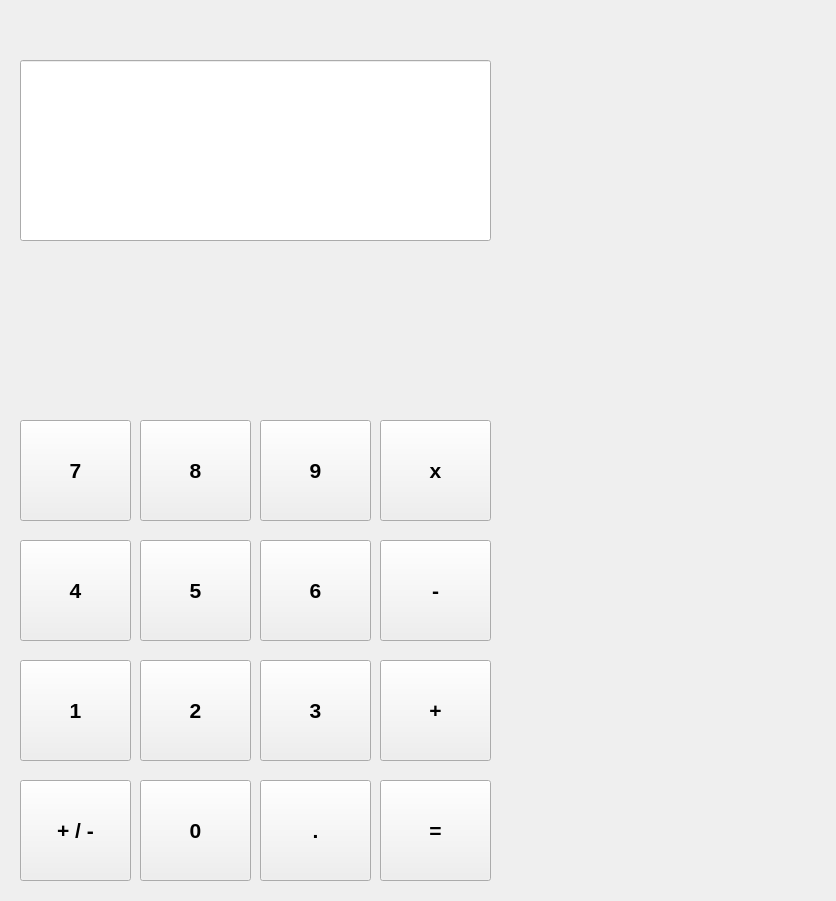
This is calculator_gui.ui in ysabum/project-calculator as Qt 5 draws it before an edit. The edited form follows.
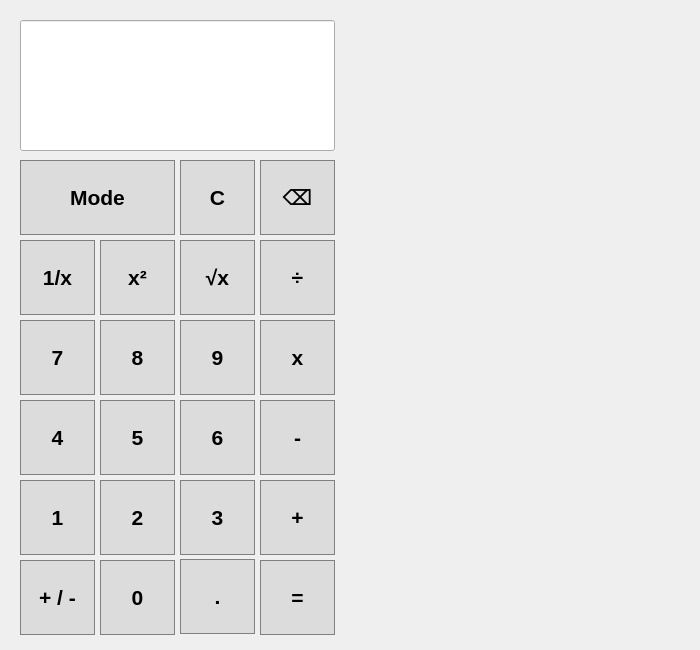
This is the edited form.

What changed in the file:
```diff
--- a/calculator_gui.ui
+++ b/calculator_gui.ui
@@ -6,10 +6,22 @@
    <rect>
     <x>0</x>
     <y>0</y>
-    <width>836</width>
-    <height>901</height>
+    <width>700</width>
+    <height>650</height>
    </rect>
   </property>
+  <property name="minimumSize">
+   <size>
+    <width>700</width>
+    <height>650</height>
+   </size>
+  </property>
+  <property name="maximumSize">
+   <size>
+    <width>700</width>
+    <height>650</height>
+   </size>
+  </property>
   <property name="windowTitle">
    <string>Form</string>
   </property>
@@ -17,19 +29,35 @@
    <property name="geometry">
     <rect>
      <x>20</x>
-     <y>60</y>
-     <width>471</width>
-     <height>181</height>
+     <y>20</y>
+     <width>315</width>
+     <height>131</height>
     </rect>
    </property>
+   <property name="font">
+    <font>
+     <pointsize>28</pointsize>
+     <weight>75</weight>
+     <bold>true</bold>
+    </font>
+   </property>
+   <property name="text">
+    <string/>
+   </property>
+   <property name="alignment">
+    <set>Qt::AlignRight|Qt::AlignTrailing|Qt::AlignVCenter</set>
+   </property>
+   <property name="readOnly">
+    <bool>true</bool>
+   </property>
   </widget>
   <widget class="QPushButton" name="calculator_push7">
    <property name="geometry">
     <rect>
      <x>20</x>
-     <y>420</y>
-     <width>111</width>
-     <height>101</height>
+     <y>320</y>
+     <width>75</width>
+     <height>75</height>
     </rect>
    </property>
    <property name="font">
@@ -39,17 +67,30 @@
      <bold>true</bold>
     </font>
    </property>
+   <property name="styleSheet">
+    <string notr="true">QPushButton{background-color: rgb(220, 220, 220); border: 1px solid gray;}
+QPushButton:hover {background-color: rgb(198, 198, 198)}</string>
+   </property>
    <property name="text">
     <string>7</string>
    </property>
+   <property name="checkable">
+    <bool>true</bool>
+   </property>
+   <property name="checked">
+    <bool>false</bool>
+   </property>
+   <attribute name="buttonGroup">
+    <string notr="true">calculator_pushNumeric_buttonGroup</string>
+   </attribute>
   </widget>
   <widget class="QPushButton" name="calculator_push8">
    <property name="geometry">
     <rect>
-     <x>140</x>
-     <y>420</y>
-     <width>111</width>
-     <height>101</height>
+     <x>100</x>
+     <y>320</y>
+     <width>75</width>
+     <height>75</height>
     </rect>
    </property>
    <property name="font">
@@ -59,17 +100,30 @@
      <bold>true</bold>
     </font>
    </property>
+   <property name="styleSheet">
+    <string notr="true">QPushButton{background-color: rgb(220, 220, 220); border: 1px solid gray;}
+QPushButton:hover {background-color: rgb(198, 198, 198)}</string>
+   </property>
    <property name="text">
     <string>8</string>
    </property>
+   <property name="checkable">
+    <bool>true</bool>
+   </property>
+   <property name="checked">
+    <bool>false</bool>
+   </property>
+   <attribute name="buttonGroup">
+    <string notr="true">calculator_pushNumeric_buttonGroup</string>
+   </attribute>
   </widget>
   <widget class="QPushButton" name="calculator_push9">
    <property name="geometry">
     <rect>
-     <x>260</x>
-     <y>420</y>
-     <width>111</width>
-     <height>101</height>
+     <x>180</x>
+     <y>320</y>
+     <width>75</width>
+     <height>75</height>
     </rect>
    </property>
    <property name="font">
@@ -79,17 +133,30 @@
      <bold>true</bold>
     </font>
    </property>
+   <property name="styleSheet">
+    <string notr="true">QPushButton{background-color: rgb(220, 220, 220); border: 1px solid gray;}
+QPushButton:hover {background-color: rgb(198, 198, 198)}</string>
+   </property>
    <property name="text">
     <string>9</string>
    </property>
+   <property name="checkable">
+    <bool>true</bool>
+   </property>
+   <property name="checked">
+    <bool>false</bool>
+   </property>
+   <attribute name="buttonGroup">
+    <string notr="true">calculator_pushNumeric_buttonGroup</string>
+   </attribute>
   </widget>
   <widget class="QPushButton" name="calculator_push6">
    <property name="geometry">
     <rect>
-     <x>260</x>
-     <y>540</y>
-     <width>111</width>
-     <height>101</height>
+     <x>180</x>
+     <y>400</y>
+     <width>75</width>
+     <height>75</height>
     </rect>
    </property>
    <property name="font">
@@ -99,17 +166,30 @@
      <bold>true</bold>
     </font>
    </property>
+   <property name="styleSheet">
+    <string notr="true">QPushButton{background-color: rgb(220, 220, 220); border: 1px solid gray;}
+QPushButton:hover {background-color: rgb(198, 198, 198)}</string>
+   </property>
    <property name="text">
     <string>6</string>
    </property>
+   <property name="checkable">
+    <bool>true</bool>
+   </property>
+   <property name="checked">
+    <bool>false</bool>
+   </property>
+   <attribute name="buttonGroup">
+    <string notr="true">calculator_pushNumeric_buttonGroup</string>
+   </attribute>
   </widget>
   <widget class="QPushButton" name="calculator_push4">
    <property name="geometry">
     <rect>
      <x>20</x>
-     <y>540</y>
-     <width>111</width>
-     <height>101</height>
+     <y>400</y>
+     <width>75</width>
+     <height>75</height>
     </rect>
    </property>
    <property name="font">
@@ -119,17 +199,30 @@
      <bold>true</bold>
     </font>
    </property>
+   <property name="styleSheet">
+    <string notr="true">QPushButton{background-color: rgb(220, 220, 220); border: 1px solid gray;}
+QPushButton:hover {background-color: rgb(198, 198, 198)}</string>
+   </property>
    <property name="text">
     <string>4</string>
    </property>
+   <property name="checkable">
+    <bool>true</bool>
+   </property>
+   <property name="checked">
+    <bool>false</bool>
+   </property>
+   <attribute name="buttonGroup">
+    <string notr="true">calculator_pushNumeric_buttonGroup</string>
+   </attribute>
   </widget>
   <widget class="QPushButton" name="calculator_push5">
    <property name="geometry">
     <rect>
-     <x>140</x>
-     <y>540</y>
-     <width>111</width>
-     <height>101</height>
+     <x>100</x>
+     <y>400</y>
+     <width>75</width>
+     <height>75</height>
     </rect>
    </property>
    <property name="font">
@@ -139,17 +232,30 @@
      <bold>true</bold>
     </font>
    </property>
+   <property name="styleSheet">
+    <string notr="true">QPushButton{background-color: rgb(220, 220, 220); border: 1px solid gray;}
+QPushButton:hover {background-color: rgb(198, 198, 198)}</string>
+   </property>
    <property name="text">
     <string>5</string>
    </property>
+   <property name="checkable">
+    <bool>true</bool>
+   </property>
+   <property name="checked">
+    <bool>false</bool>
+   </property>
+   <attribute name="buttonGroup">
+    <string notr="true">calculator_pushNumeric_buttonGroup</string>
+   </attribute>
   </widget>
   <widget class="QPushButton" name="calculator_push3">
    <property name="geometry">
     <rect>
-     <x>260</x>
-     <y>660</y>
-     <width>111</width>
-     <height>101</height>
+     <x>180</x>
+     <y>480</y>
+     <width>75</width>
+     <height>75</height>
     </rect>
    </property>
    <property name="font">
@@ -159,17 +265,30 @@
      <bold>true</bold>
     </font>
    </property>
+   <property name="styleSheet">
+    <string notr="true">QPushButton{background-color: rgb(220, 220, 220); border: 1px solid gray;}
+QPushButton:hover {background-color: rgb(198, 198, 198)}</string>
+   </property>
    <property name="text">
     <string>3</string>
    </property>
+   <property name="checkable">
+    <bool>true</bool>
+   </property>
+   <property name="checked">
+    <bool>false</bool>
+   </property>
+   <attribute name="buttonGroup">
+    <string notr="true">calculator_pushNumeric_buttonGroup</string>
+   </attribute>
   </widget>
   <widget class="QPushButton" name="calculator_push1">
    <property name="geometry">
     <rect>
      <x>20</x>
-     <y>660</y>
-     <width>111</width>
-     <height>101</height>
+     <y>480</y>
+     <width>75</width>
+     <height>75</height>
     </rect>
    </property>
    <property name="font">
@@ -179,17 +298,30 @@
      <bold>true</bold>
     </font>
    </property>
+   <property name="styleSheet">
+    <string notr="true">QPushButton{background-color: rgb(220, 220, 220); border: 1px solid gray;}
+QPushButton:hover {background-color: rgb(198, 198, 198)}</string>
+   </property>
    <property name="text">
     <string>1</string>
    </property>
+   <property name="checkable">
+    <bool>true</bool>
+   </property>
+   <property name="checked">
+    <bool>false</bool>
+   </property>
+   <attribute name="buttonGroup">
+    <string notr="true">calculator_pushNumeric_buttonGroup</string>
+   </attribute>
   </widget>
   <widget class="QPushButton" name="calculator_push2">
    <property name="geometry">
     <rect>
-     <x>140</x>
-     <y>660</y>
-     <width>111</width>
-     <height>101</height>
+     <x>100</x>
+     <y>480</y>
+     <width>75</width>
+     <height>75</height>
     </rect>
    </property>
    <property name="font">
@@ -199,17 +331,30 @@
      <bold>true</bold>
     </font>
    </property>
+   <property name="styleSheet">
+    <string notr="true">QPushButton{background-color: rgb(220, 220, 220); border: 1px solid gray;}
+QPushButton:hover {background-color: rgb(198, 198, 198)}</string>
+   </property>
    <property name="text">
     <string>2</string>
    </property>
+   <property name="checkable">
+    <bool>true</bool>
+   </property>
+   <property name="checked">
+    <bool>false</bool>
+   </property>
+   <attribute name="buttonGroup">
+    <string notr="true">calculator_pushNumeric_buttonGroup</string>
+   </attribute>
   </widget>
   <widget class="QPushButton" name="calculator_pushTurnNegative">
    <property name="geometry">
     <rect>
      <x>20</x>
-     <y>780</y>
-     <width>111</width>
-     <height>101</height>
+     <y>560</y>
+     <width>75</width>
+     <height>75</height>
     </rect>
    </property>
    <property name="font">
@@ -219,19 +364,44 @@
      <bold>true</bold>
     </font>
    </property>
+   <property name="styleSheet">
+    <string notr="true">QPushButton{background-color: rgb(220, 220, 220); border: 1px solid gray;}
+QPushButton:hover {background-color: rgb(198, 198, 198)}</string>
+   </property>
    <property name="text">
     <string>+ / -</string>
    </property>
+   <property name="checkable">
+    <bool>true</bool>
+   </property>
+   <property name="checked">
+    <bool>false</bool>
+   </property>
+   <attribute name="buttonGroup">
+    <string notr="true">calculator_pushNumeric_buttonGroup</string>
+   </attribute>
   </widget>
   <widget class="QPushButton" name="calculator_push0">
    <property name="geometry">
     <rect>
-     <x>140</x>
-     <y>780</y>
-     <width>111</width>
-     <height>101</height>
+     <x>100</x>
+     <y>560</y>
+     <width>75</width>
+     <height>75</height>
     </rect>
    </property>
+   <property name="minimumSize">
+    <size>
+     <width>0</width>
+     <height>0</height>
+    </size>
+   </property>
+   <property name="maximumSize">
+    <size>
+     <width>80</width>
+     <height>80</height>
+    </size>
+   </property>
    <property name="font">
     <font>
      <pointsize>16</pointsize>
@@ -239,17 +409,30 @@
      <bold>true</bold>
     </font>
    </property>
+   <property name="styleSheet">
+    <string notr="true">QPushButton{background-color: rgb(220, 220, 220); border: 1px solid gray;}
+QPushButton:hover {background-color: rgb(198, 198, 198)}</string>
+   </property>
    <property name="text">
     <string>0</string>
    </property>
+   <property name="checkable">
+    <bool>true</bool>
+   </property>
+   <property name="checked">
+    <bool>false</bool>
+   </property>
+   <attribute name="buttonGroup">
+    <string notr="true">calculator_pushNumeric_buttonGroup</string>
+   </attribute>
   </widget>
   <widget class="QPushButton" name="calculator_pushDecimal">
    <property name="geometry">
     <rect>
-     <x>260</x>
-     <y>780</y>
-     <width>111</width>
-     <height>101</height>
+     <x>180</x>
+     <y>559</y>
+     <width>75</width>
+     <height>75</height>
     </rect>
    </property>
    <property name="font">
@@ -259,17 +442,30 @@
      <bold>true</bold>
     </font>
    </property>
+   <property name="styleSheet">
+    <string notr="true">QPushButton{background-color: rgb(220, 220, 220); border: 1px solid gray;}
+QPushButton:hover {background-color: rgb(198, 198, 198)}</string>
+   </property>
    <property name="text">
     <string>.</string>
    </property>
+   <property name="checkable">
+    <bool>true</bool>
+   </property>
+   <property name="checked">
+    <bool>false</bool>
+   </property>
+   <attribute name="buttonGroup">
+    <string notr="true">calculator_pushNumeric_buttonGroup</string>
+   </attribute>
   </widget>
   <widget class="QPushButton" name="calculator_pushMultiply">
    <property name="geometry">
     <rect>
-     <x>380</x>
-     <y>420</y>
-     <width>111</width>
-     <height>101</height>
+     <x>260</x>
+     <y>320</y>
+     <width>75</width>
+     <height>75</height>
     </rect>
    </property>
    <property name="font">
@@ -279,17 +475,30 @@
      <bold>true</bold>
     </font>
    </property>
+   <property name="styleSheet">
+    <string notr="true">QPushButton{background-color: rgb(220, 220, 220); border: 1px solid gray;}
+QPushButton:hover {background-color: rgb(198, 198, 198)}</string>
+   </property>
    <property name="text">
     <string>x</string>
    </property>
+   <property name="checkable">
+    <bool>true</bool>
+   </property>
+   <property name="checked">
+    <bool>false</bool>
+   </property>
+   <attribute name="buttonGroup">
+    <string notr="true">calculator_pushBasicOperator_buttonGroup</string>
+   </attribute>
   </widget>
   <widget class="QPushButton" name="calculator_pushCalculate">
    <property name="geometry">
     <rect>
-     <x>380</x>
-     <y>780</y>
-     <width>111</width>
-     <height>101</height>
+     <x>260</x>
+     <y>560</y>
+     <width>75</width>
+     <height>75</height>
     </rect>
    </property>
    <property name="font">
@@ -299,17 +508,27 @@
      <bold>true</bold>
     </font>
    </property>
+   <property name="styleSheet">
+    <string notr="true">QPushButton{background-color: rgb(220, 220, 220); border: 1px solid gray;}
+QPushButton:hover {background-color: rgb(198, 198, 198)}</string>
+   </property>
    <property name="text">
     <string>=</string>
    </property>
+   <property name="checkable">
+    <bool>true</bool>
+   </property>
+   <property name="checked">
+    <bool>false</bool>
+   </property>
   </widget>
   <widget class="QPushButton" name="calculator_pushSubtract">
    <property name="geometry">
     <rect>
-     <x>380</x>
-     <y>540</y>
-     <width>111</width>
-     <height>101</height>
+     <x>260</x>
+     <y>400</y>
+     <width>75</width>
+     <height>75</height>
     </rect>
    </property>
    <property name="font">
@@ -319,17 +538,30 @@
      <bold>true</bold>
     </font>
    </property>
+   <property name="styleSheet">
+    <string notr="true">QPushButton{background-color: rgb(220, 220, 220); border: 1px solid gray;}
+QPushButton:hover {background-color: rgb(198, 198, 198)}</string>
+   </property>
    <property name="text">
     <string>-</string>
    </property>
+   <property name="checkable">
+    <bool>true</bool>
+   </property>
+   <property name="checked">
+    <bool>false</bool>
+   </property>
+   <attribute name="buttonGroup">
+    <string notr="true">calculator_pushBasicOperator_buttonGroup</string>
+   </attribute>
   </widget>
   <widget class="QPushButton" name="calculator_pushAddition">
    <property name="geometry">
     <rect>
-     <x>380</x>
-     <y>660</y>
-     <width>111</width>
-     <height>101</height>
+     <x>260</x>
+     <y>480</y>
+     <width>75</width>
+     <height>75</height>
     </rect>
    </property>
    <property name="font">
@@ -339,9 +571,279 @@
      <bold>true</bold>
     </font>
    </property>
+   <property name="styleSheet">
+    <string notr="true">QPushButton{background-color: rgb(220, 220, 220); border: 1px solid gray;}
+QPushButton:hover {background-color: rgb(198, 198, 198)}</string>
+   </property>
    <property name="text">
     <string>+</string>
    </property>
+   <property name="checkable">
+    <bool>true</bool>
+   </property>
+   <property name="checked">
+    <bool>false</bool>
+   </property>
+   <attribute name="buttonGroup">
+    <string notr="true">calculator_pushBasicOperator_buttonGroup</string>
+   </attribute>
+  </widget>
+  <widget class="QPushButton" name="calculator_pushDivide">
+   <property name="geometry">
+    <rect>
+     <x>260</x>
+     <y>240</y>
+     <width>75</width>
+     <height>75</height>
+    </rect>
+   </property>
+   <property name="font">
+    <font>
+     <pointsize>16</pointsize>
+     <weight>75</weight>
+     <bold>true</bold>
+    </font>
+   </property>
+   <property name="styleSheet">
+    <string notr="true">QPushButton{background-color: rgb(220, 220, 220); border: 1px solid gray;}
+QPushButton:hover {background-color: rgb(198, 198, 198)}</string>
+   </property>
+   <property name="text">
+    <string>÷</string>
+   </property>
+   <property name="checkable">
+    <bool>true</bool>
+   </property>
+   <property name="checked">
+    <bool>false</bool>
+   </property>
+   <attribute name="buttonGroup">
+    <string notr="true">calculator_pushBasicOperator_buttonGroup</string>
+   </attribute>
+  </widget>
+  <widget class="QPushButton" name="calculator_pushSquareRoot">
+   <property name="geometry">
+    <rect>
+     <x>180</x>
+     <y>240</y>
+     <width>75</width>
+     <height>75</height>
+    </rect>
+   </property>
+   <property name="font">
+    <font>
+     <pointsize>16</pointsize>
+     <weight>75</weight>
+     <bold>true</bold>
+    </font>
+   </property>
+   <property name="styleSheet">
+    <string notr="true">QPushButton{background-color: rgb(220, 220, 220); border: 1px solid gray;}
+QPushButton:hover {background-color: rgb(198, 198, 198)}</string>
+   </property>
+   <property name="text">
+    <string>√x</string>
+   </property>
+   <property name="checkable">
+    <bool>true</bool>
+   </property>
+   <property name="checked">
+    <bool>false</bool>
+   </property>
+  </widget>
+  <widget class="QPushButton" name="calculator_pushInverse">
+   <property name="geometry">
+    <rect>
+     <x>20</x>
+     <y>240</y>
+     <width>75</width>
+     <height>75</height>
+    </rect>
+   </property>
+   <property name="font">
+    <font>
+     <pointsize>16</pointsize>
+     <weight>75</weight>
+     <bold>true</bold>
+    </font>
+   </property>
+   <property name="styleSheet">
+    <string notr="true">QPushButton{background-color: rgb(220, 220, 220); border: 1px solid gray;}
+QPushButton:hover {background-color: rgb(198, 198, 198)}</string>
+   </property>
+   <property name="text">
+    <string>1/x</string>
+   </property>
+   <property name="checkable">
+    <bool>true</bool>
+   </property>
+   <property name="checked">
+    <bool>false</bool>
+   </property>
+  </widget>
+  <widget class="QPushButton" name="calculator_pushSquared">
+   <property name="geometry">
+    <rect>
+     <x>100</x>
+     <y>240</y>
+     <width>75</width>
+     <height>75</height>
+    </rect>
+   </property>
+   <property name="font">
+    <font>
+     <pointsize>16</pointsize>
+     <weight>75</weight>
+     <bold>true</bold>
+    </font>
+   </property>
+   <property name="styleSheet">
+    <string notr="true">QPushButton{background-color: rgb(220, 220, 220); border: 1px solid gray;}
+QPushButton:hover {background-color: rgb(198, 198, 198)}</string>
+   </property>
+   <property name="text">
+    <string>x²</string>
+   </property>
+   <property name="checkable">
+    <bool>true</bool>
+   </property>
+   <property name="checked">
+    <bool>false</bool>
+   </property>
+  </widget>
+  <widget class="QPushButton" name="calculator_pushBackspace">
+   <property name="geometry">
+    <rect>
+     <x>260</x>
+     <y>160</y>
+     <width>75</width>
+     <height>75</height>
+    </rect>
+   </property>
+   <property name="font">
+    <font>
+     <pointsize>16</pointsize>
+     <weight>75</weight>
+     <bold>true</bold>
+    </font>
+   </property>
+   <property name="styleSheet">
+    <string notr="true">QPushButton{background-color: rgb(220, 220, 220); border: 1px solid gray;}
+QPushButton:hover {background-color: rgb(198, 198, 198)}</string>
+   </property>
+   <property name="text">
+    <string>⌫</string>
+   </property>
+   <property name="checkable">
+    <bool>true</bool>
+   </property>
+   <property name="checked">
+    <bool>false</bool>
+   </property>
+  </widget>
+  <widget class="QPushButton" name="calculator_pushClear">
+   <property name="geometry">
+    <rect>
+     <x>180</x>
+     <y>160</y>
+     <width>75</width>
+     <height>75</height>
+    </rect>
+   </property>
+   <property name="font">
+    <font>
+     <pointsize>16</pointsize>
+     <weight>75</weight>
+     <bold>true</bold>
+    </font>
+   </property>
+   <property name="styleSheet">
+    <string notr="true">QPushButton{background-color: rgb(220, 220, 220); border: 1px solid gray;}
+QPushButton:hover {background-color: rgb(198, 198, 198)}</string>
+   </property>
+   <property name="text">
+    <string>C</string>
+   </property>
+   <property name="checkable">
+    <bool>true</bool>
+   </property>
+   <property name="checked">
+    <bool>false</bool>
+   </property>
+  </widget>
+  <widget class="QPushButton" name="calculator_pushMode">
+   <property name="geometry">
+    <rect>
+     <x>20</x>
+     <y>160</y>
+     <width>155</width>
+     <height>75</height>
+    </rect>
+   </property>
+   <property name="font">
+    <font>
+     <pointsize>16</pointsize>
+     <weight>75</weight>
+     <bold>true</bold>
+    </font>
+   </property>
+   <property name="styleSheet">
+    <string notr="true">QPushButton{background-color: rgb(220, 220, 220); border: 1px solid gray;}
+QPushButton:hover {background-color: rgb(198, 198, 198)}</string>
+   </property>
+   <property name="text">
+    <string>Mode</string>
+   </property>
+  </widget>
+  <widget class="QLabel" name="calculator_history_contents">
+   <property name="geometry">
+    <rect>
+     <x>370</x>
+     <y>100</y>
+     <width>301</width>
+     <height>251</height>
+    </rect>
+   </property>
+   <property name="font">
+    <font>
+     <pointsize>16</pointsize>
+    </font>
+   </property>
+   <property name="text">
+    <string/>
+   </property>
+   <property name="alignment">
+    <set>Qt::AlignRight|Qt::AlignTop|Qt::AlignTrailing</set>
+   </property>
+   <property name="wordWrap">
+    <bool>true</bool>
+   </property>
+  </widget>
+  <widget class="QLabel" name="calculator_screen_tempCalculations">
+   <property name="geometry">
+    <rect>
+     <x>20</x>
+     <y>20</y>
+     <width>311</width>
+     <height>31</height>
+    </rect>
+   </property>
+   <property name="font">
+    <font>
+     <pointsize>10</pointsize>
+     <weight>75</weight>
+     <bold>true</bold>
+    </font>
+   </property>
+   <property name="styleSheet">
+    <string notr="true">color:gray</string>
+   </property>
+   <property name="text">
+    <string/>
+   </property>
+   <property name="alignment">
+    <set>Qt::AlignRight|Qt::AlignTrailing|Qt::AlignVCenter</set>
+   </property>
   </widget>
  </widget>
  <resources/>
```
Left out of the diff: 10 changed lines with no effect on the pictures.
